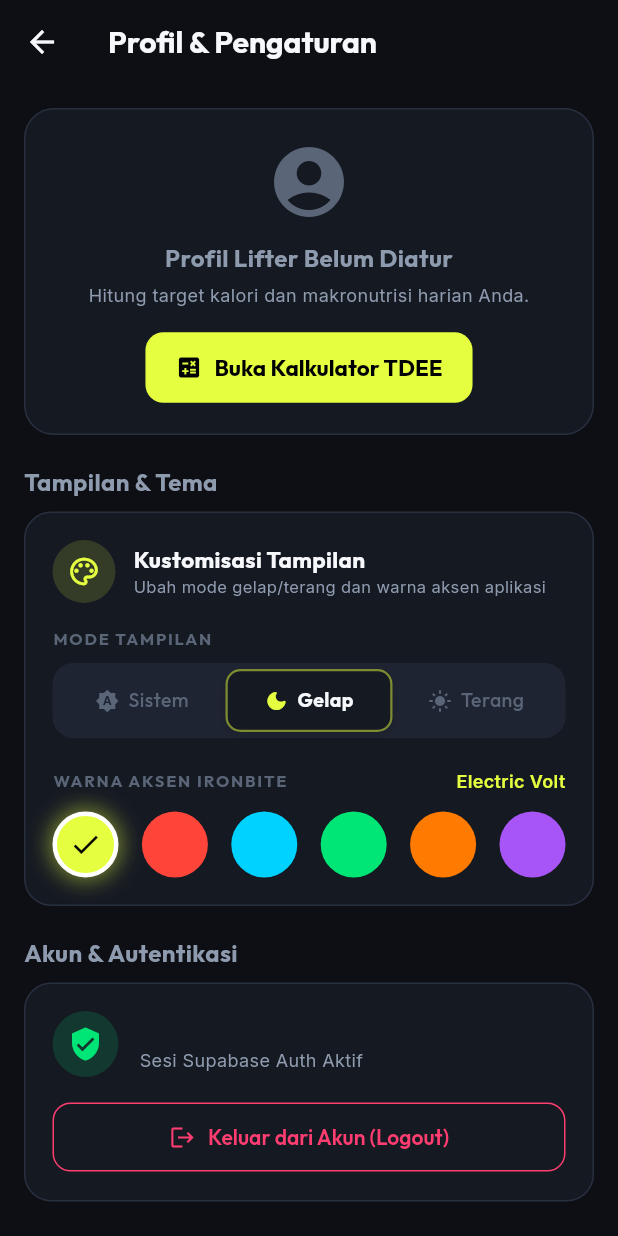
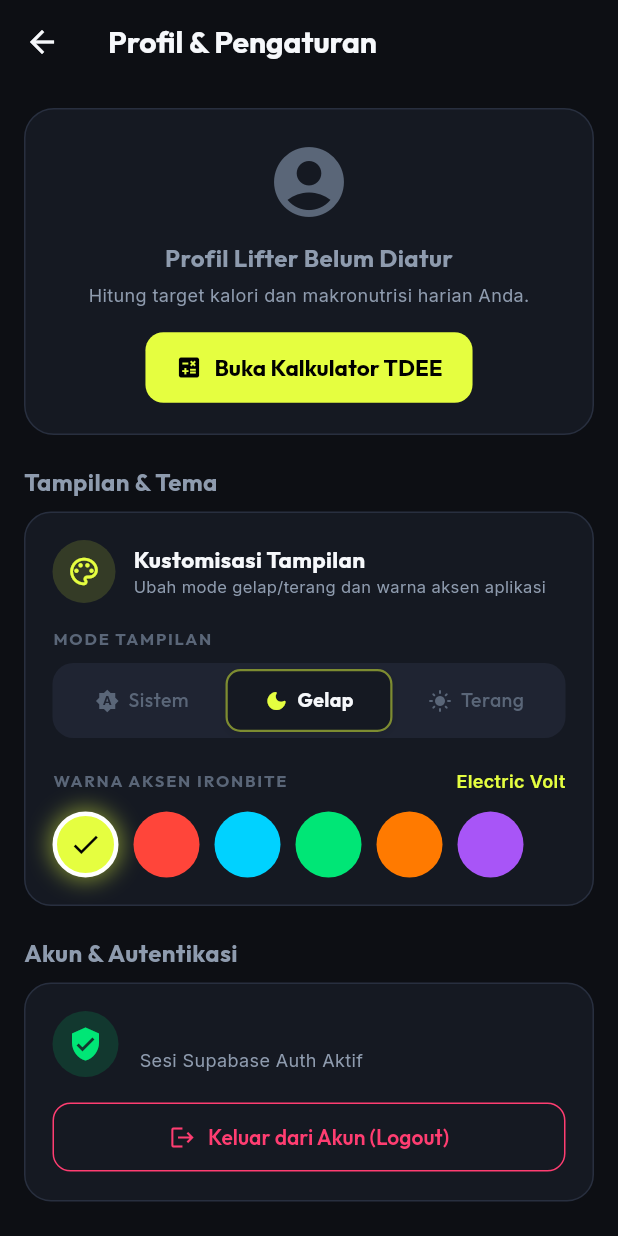
Before and after one commit to fauzanaziz0098/FitTrack, a Flutter app: the ProfileScreen screen opened directly, on a phone screen of 412 x 824 dp. Run offline on Flutter 3.47's test engine with Material 3 defaults, Android fonts, the phone set to English and light mode, and no system bars; our stand-ins replace drift, drift_flutter, fl_chart, flutter_riverpod, google_fonts, google_sign_in and 2 more; accounts and stored records are empty; generated files the repository leaves out were written again.

Commit message:
fix: resolve theme customization width overflow and isolate clientId to iOS

```diff
--- a/lib/core/constants/supabase_constants.dart
+++ b/lib/core/constants/supabase_constants.dart
@@ -5,10 +5,9 @@ class SupabaseConstants {
       'eyJhbGciOiJIUzI1NiIsInR5cCI6IkpXVCJ9.eyJpc3MiOiJzdXBhYmFzZSIsInJlZiI6ImFwc2JmYXJ0bXJocnhkYm5hZW1lIiwicm9sZSI6ImFub24iLCJpYXQiOjE3OTIyMzQ3ODEsImV4cCI6MjEwNzgxMDc4MX0.M0-QeiVe65afA64nu1y7kMrbSZxvpJiAb829OV2x1qQ';
 
   // Google OAuth Web Client ID (digunakan sebagai serverClientId untuk native Android sign-in)
-  static const String googleWebClientId = '';
-
+  static const String googleWebClientId = '621368473254-pmot5csh7dipl3a4nhbfqsug2p32g635.apps.googleusercontent.com';
   // Google OAuth iOS Client ID
-  static const String googleIosClientId = '';
+  static const String googleIosClientId = '621368473254-0nj7np69maibfdr2fedrtohvejiven82.apps.googleusercontent.com';
 
   // Table names matching PRD PostgreSQL schema
   static const String profilesTable = 'profiles';
--- a/lib/core/widgets/theme_selector_modal.dart
+++ b/lib/core/widgets/theme_selector_modal.dart
@@ -98,7 +98,8 @@ class ThemeSelectorSection extends ConsumerWidget {
                 ),
               ),
               const SizedBox(width: 12),
-              Column(
+              Expanded(
+                child: Column(
                   crossAxisAlignment: CrossAxisAlignment.start,
                   children: [
                     Text(
@@ -112,8 +113,11 @@ class ThemeSelectorSection extends ConsumerWidget {
                     Text(
                       'Ubah mode gelap/terang dan warna aksen aplikasi',
                       style: GoogleFonts.inter(fontSize: 11, color: AppColors.textSecondary),
+                      maxLines: 2,
+                      overflow: TextOverflow.ellipsis,
                     ),
                   ],
+                ),
               ),
             ],
           ),
@@ -189,11 +193,15 @@ class ThemeSelectorSection extends ConsumerWidget {
           ],
         ),
         const SizedBox(height: 12),
-        Row(
-          mainAxisAlignment: MainAxisAlignment.spaceBetween,
+        SingleChildScrollView(
+          scrollDirection: Axis.horizontal,
+          child: Row(
+            mainAxisSize: MainAxisSize.min,
             children: AppAccents.all.map((accent) {
               final isSelected = themeState.accent.id == accent.id;
-            return GestureDetector(
+              return Padding(
+                padding: const EdgeInsets.only(right: 10.0),
+                child: GestureDetector(
                   onTap: () => ref.read(themeNotifierProvider.notifier).setAccent(accent),
                   child: AnimatedContainer(
                     duration: const Duration(milliseconds: 200),
@@ -219,8 +227,10 @@ class ThemeSelectorSection extends ConsumerWidget {
                         ? const Icon(Icons.check, size: 22, color: Colors.black)
                         : null,
                   ),
+                ),
               );
             }).toList(),
+          ),
         ),
       ],
     );
```
Also changed, not shown: lib/data/remote/supabase_service.dart (+8 -1 lines), lib/features/auth/screens/auth_screen.dart (+25 -0 lines). Lines whose indentation alone changed are shown as unchanged.
